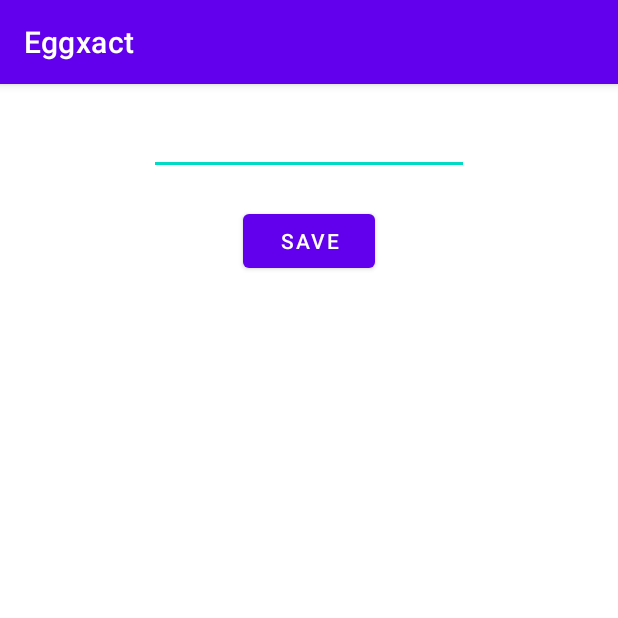
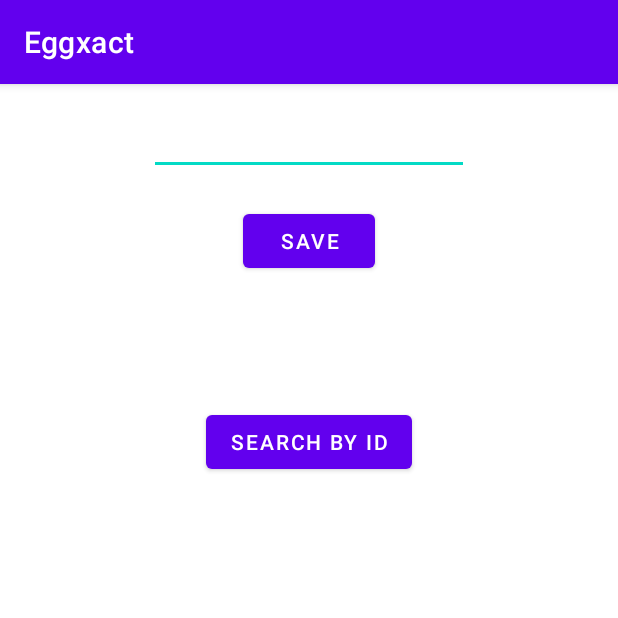
Before and after one commit to salehkai999/Eggxact, an Android app: the screen it shows after launch (MainActivity), on a phone screen of 412 x 824 dp, the top half of it. Run offline under Robolectric (Android 15) with nearby library versions, the phone set to English and light mode, and no system bars; our stand-ins replace Firebase (no records; nobody signed in at launch, a user with empty details on screens opened directly).

Commit message:
Added GET call to handle recipe data by ID.

```diff
--- a/app/src/main/java/com/se491/eggxact/MainActivity.java
+++ b/app/src/main/java/com/se491/eggxact/MainActivity.java
@@ -18,6 +18,7 @@ import com.google.firebase.database.DatabaseError;
 import com.google.firebase.database.DatabaseReference;
 import com.google.firebase.database.FirebaseDatabase;
 import com.google.firebase.database.ValueEventListener;
+import com.se491.eggxact.Runnables.RecipeIdSearchRunnable;
 
 public class MainActivity extends AppCompatActivity {
 
@@ -44,6 +45,10 @@ public class MainActivity extends AppCompatActivity {
         });
 
 
+    }
+
+    public void searchId(View v){
+        new Thread(new RecipeIdSearchRunnable("156992",this)).start(); // Using static data now will be modified later "just as proof of concept"
     }
 
     private void firebaseTestCall(){
--- a/app/src/main/res/layout/activity_main.xml
+++ b/app/src/main/res/layout/activity_main.xml
@@ -37,4 +37,15 @@
         app:layout_constraintEnd_toEndOf="@+id/nameTxt"
         app:layout_constraintStart_toStartOf="@+id/nameTxt"
         app:layout_constraintTop_toBottomOf="@+id/testBtn" />
+
+    <Button
+        android:id="@+id/searchId"
+        android:layout_width="wrap_content"
+        android:layout_height="wrap_content"
+        android:layout_marginTop="15dp"
+        android:onClick="searchId"
+        android:text="Search By ID"
+        app:layout_constraintEnd_toEndOf="@+id/testBtn"
+        app:layout_constraintStart_toStartOf="@+id/testBtn"
+        app:layout_constraintTop_toBottomOf="@+id/dataTxt" />
 </androidx.constraintlayout.widget.ConstraintLayout>
```
Also changed, not shown: app/src/main/java/com/se491/eggxact/Runnables/RecipeIdSearchRunnable.java (+60 -0 lines).
